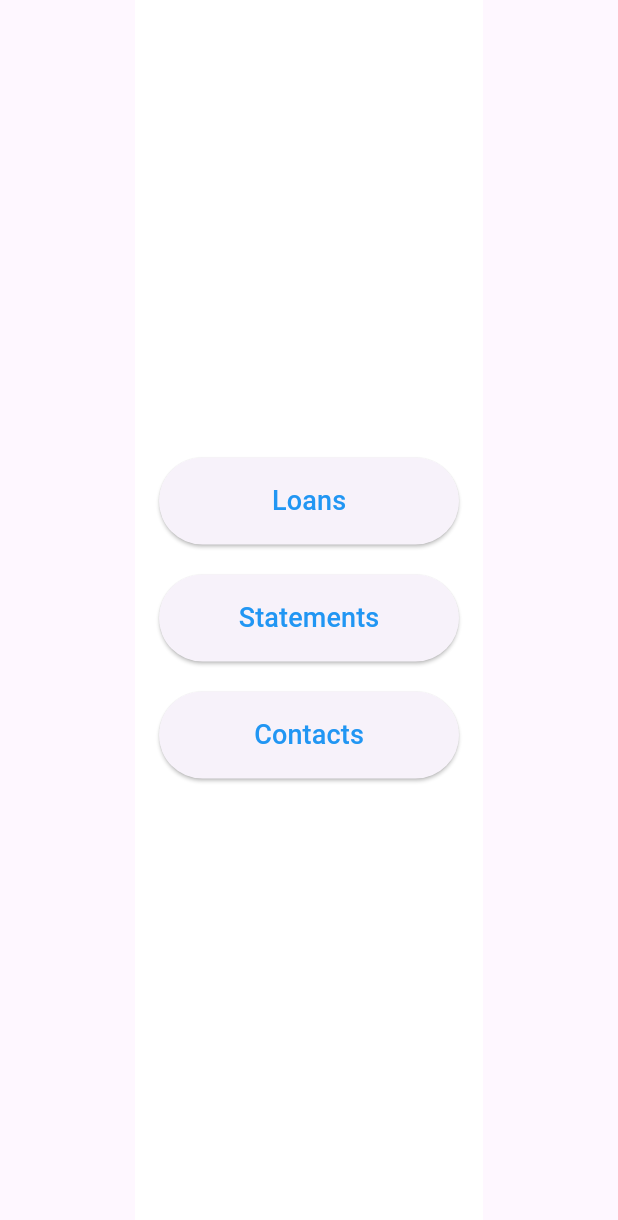
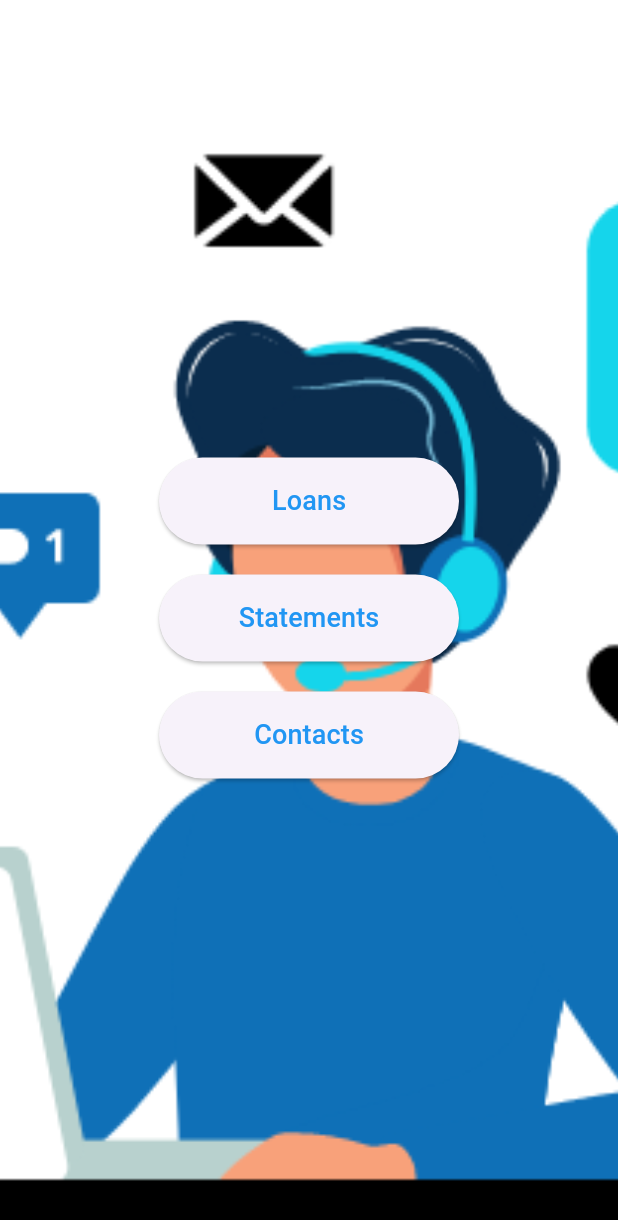
Before and after one commit to Sujoy23/banker_test_attempt, a Flutter app: the Services screen opened by its route, on a phone screen of 412 x 824 dp. Shown: the top 1220 px of the screen. Run offline on Flutter 3.47's test engine with Material 3 defaults, Android fonts, the phone set to English and light mode, and no system bars; our stand-ins replace bloc, equatable, flutter_bloc, go_router, graphql, graphql_flutter; missing offline and left inert: syncfusion_flutter_pdfviewer; network calls fail.

Commit message:
Final Touch Up

```diff
--- a/lib/screens/home.dart
+++ b/lib/screens/home.dart
@@ -80,7 +80,7 @@ class HomeScreenContent extends StatelessWidget {
                           crossAxisAlignment: CrossAxisAlignment.start,
                           children: [
                               Text('Name: ${data['home']['name'] ?? ""}',
-                                style: const TextStyle(color: Colors.white),
+                                style: const TextStyle(color: Colors.white, fontSize: 20,),
                               ),
                               Text('Account Number: ${data['home']['accountNumber'] ?? ""}',
                                 style: const TextStyle(color: Colors.white),
--- a/lib/screens/services.dart
+++ b/lib/screens/services.dart
@@ -9,13 +9,20 @@ class Services extends StatelessWidget {
   @override
   Widget build(BuildContext context) {
     return Scaffold(
-      body: Center(
-        child: Container(
-          padding: EdgeInsets.all(16.0),
+      body: Container(
+        decoration: const BoxDecoration(
           color: Colors.white,
-          child: Column(
-            mainAxisAlignment: MainAxisAlignment.center,
-            children: [
+          image: DecorationImage(
+            image: AssetImage('assets/support_img.png'),
+            fit: BoxFit.cover,
+          ),
+        ),
+        child: Center(
+          child: Container(
+            padding: EdgeInsets.all(16.0),
+            child: Column(
+              mainAxisAlignment: MainAxisAlignment.center,
+              children: [
                 ElevatedButton(
                   onPressed: () {
                     showLoansSnackBar(context);
@@ -49,6 +56,7 @@ class Services extends StatelessWidget {
                   child: Text('Contacts', style: TextStyle(fontSize: 18.0, color: Colors.blue)),
                 ),
               ],
+            ),
           ),
         ),
       ),
```
Also changed, not shown: assets/banking.jpg (deleted), assets/support_img.png (added).
